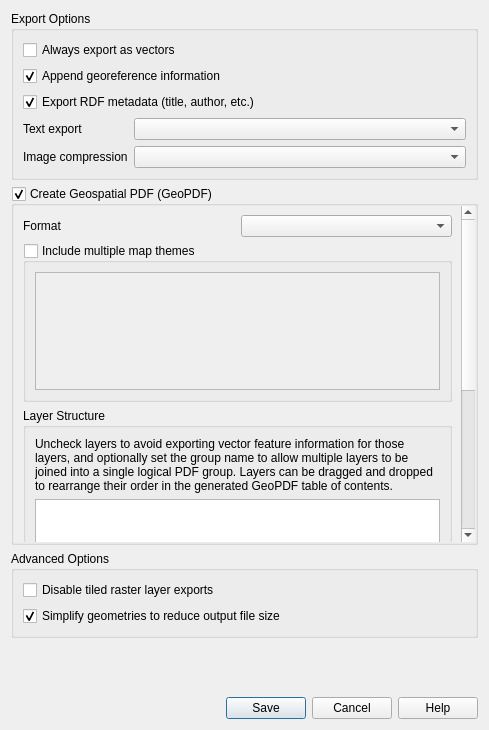
First picture: the form in src/ui/layout/qgspdfexportoptions.ui, repository carsmie/QGIS, before the edit.
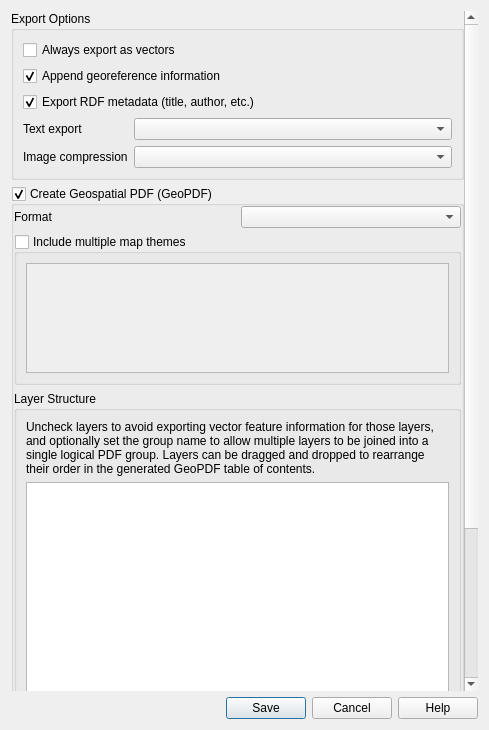
Second picture: the form after the edit. Custom widgets are drawn as their Qt base class.

Commit message: Make the layout PDF export dialog scrollable

```diff
--- a/src/ui/layout/qgspdfexportoptions.ui
+++ b/src/ui/layout/qgspdfexportoptions.ui
@@ -15,6 +15,36 @@
   </property>
   <layout class="QVBoxLayout" name="verticalLayout">
    <item>
+    <widget class="QgsScrollArea" name="scrollArea">
+     <property name="frameShape">
+      <enum>QFrame::NoFrame</enum>
+     </property>
+     <property name="widgetResizable">
+      <bool>true</bool>
+     </property>
+     <widget class="QWidget" name="scrollAreaWidgetContents">
+      <property name="geometry">
+       <rect>
+        <x>0</x>
+        <y>0</y>
+        <width>457</width>
+        <height>944</height>
+       </rect>
+      </property>
+      <layout class="QVBoxLayout" name="verticalLayout_6">
+       <property name="leftMargin">
+        <number>0</number>
+       </property>
+       <property name="topMargin">
+        <number>0</number>
+       </property>
+       <property name="rightMargin">
+        <number>0</number>
+       </property>
+       <property name="bottomMargin">
+        <number>0</number>
+       </property>
+       <item>
     <widget class="QgsCollapsibleGroupBoxBasic" name="groupBox">
      <property name="title">
       <string>Export Options</string>
@@ -98,24 +128,6 @@
        <number>0</number>
       </property>
       <item>
-       <widget class="QgsScrollArea" name="scrollArea">
-        <property name="frameShape">
-         <enum>QFrame::NoFrame</enum>
-        </property>
-        <property name="widgetResizable">
-         <bool>true</bool>
-        </property>
-        <widget class="QWidget" name="scrollAreaWidgetContents">
-         <property name="geometry">
-          <rect>
-           <x>0</x>
-           <y>-316</y>
-           <width>451</width>
-           <height>648</height>
-          </rect>
-         </property>
-         <layout class="QVBoxLayout" name="verticalLayout_6">
-          <item>
            <widget class="QStackedWidget" name="mGeoPDFOptionsStackedWidget">
             <property name="sizePolicy">
              <sizepolicy hsizetype="Preferred" vsizetype="Fixed">
@@ -226,10 +238,6 @@
           </item>
          </layout>
         </widget>
-       </widget>
-      </item>
-     </layout>
-    </widget>
    </item>
    <item>
     <widget class="QgsCollapsibleGroupBoxBasic" name="groupBox_2">
@@ -274,11 +282,15 @@
      <property name="sizeHint" stdset="0">
       <size>
        <width>6</width>
-       <height>2</height>
+           <height>0</height>
       </size>
      </property>
     </spacer>
    </item>
+      </layout>
+     </widget>
+    </widget>
+   </item>
    <item>
     <widget class="QDialogButtonBox" name="buttonBox">
      <property name="orientation">
@@ -292,18 +304,18 @@
   </layout>
  </widget>
  <customwidgets>
-  <customwidget>
-   <class>QgsCollapsibleGroupBoxBasic</class>
-   <extends>QGroupBox</extends>
-   <header>qgscollapsiblegroupbox.h</header>
-   <container>1</container>
-  </customwidget>
   <customwidget>
    <class>QgsScrollArea</class>
    <extends>QScrollArea</extends>
    <header>qgsscrollarea.h</header>
    <container>1</container>
   </customwidget>
+  <customwidget>
+   <class>QgsCollapsibleGroupBoxBasic</class>
+   <extends>QGroupBox</extends>
+   <header>qgscollapsiblegroupbox.h</header>
+   <container>1</container>
+  </customwidget>
  </customwidgets>
  <tabstops>
   <tabstop>mForceVectorCheckBox</tabstop>
```
Left out of the diff: 2 changed lines with no effect on the pictures. Lines whose indentation alone changed are shown as unchanged.
